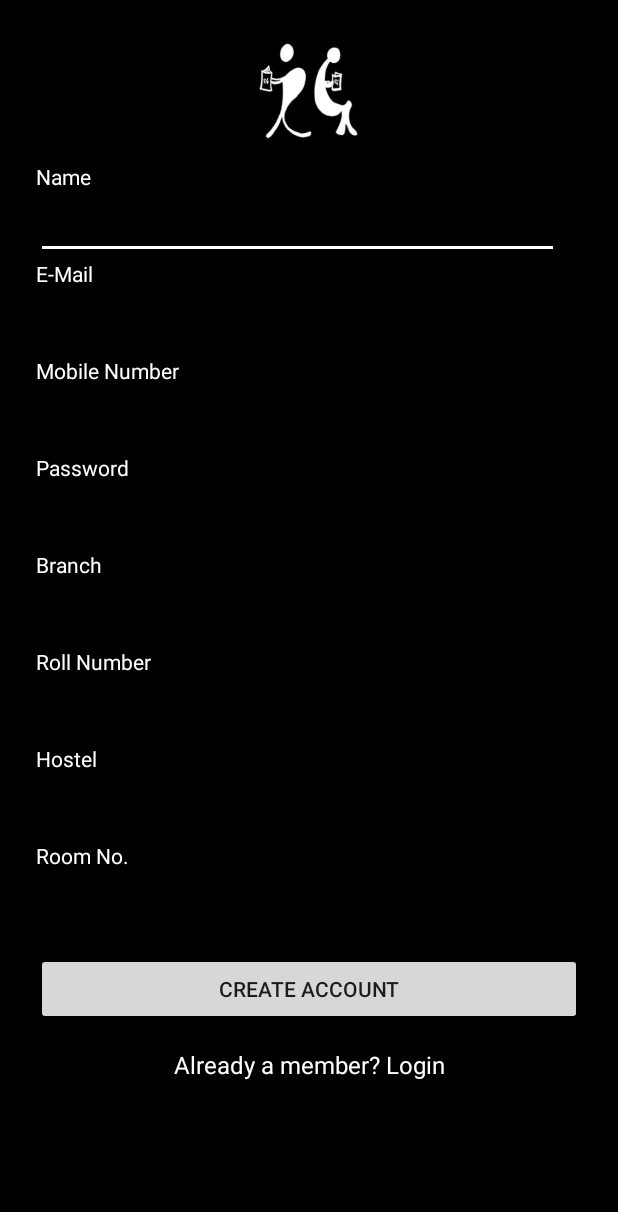
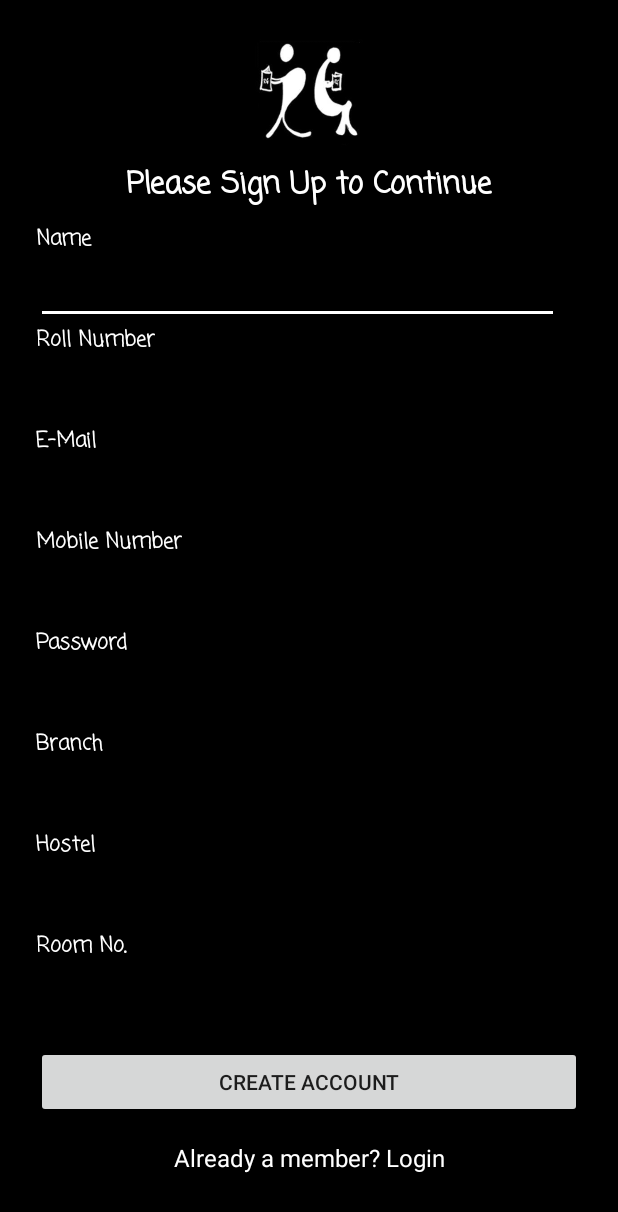
Before and after one commit to vrindasinghal/Reader-s-Guild-App, an Android app: the MainActivity screen opened directly, with no data from a screen before it, after a tap on "No account yet? Create one", on a phone screen of 412 x 824 dp. Shown: the top 1212 px of the screen. Run offline under Robolectric (Android 15) with nearby library versions, the phone set to English and light mode, and no system bars.

Commit message:
25 July'17

```diff
--- a/Reader'sGuild/app/src/main/java/com/readersguild/readersguild/DataHelpAddBook.java
+++ b/Reader'sGuild/app/src/main/java/com/readersguild/readersguild/DataHelpAddBook.java
@@ -31,13 +31,13 @@ public class DataHelpAddBook {
         this.db = mhelper.getWritableDatabase();
     }
 
-    public Integer insertNewBookInBookMaster(Integer bookId, String bookName, String contributorsName, Long contributorsMobileNo) {
+    public Integer insertNewBookInBookMaster(Integer bookId, String bookName, String contributorsName, Integer contributorsRollNo) {
         try {
             ContentValues conV = new ContentValues();
             conV.put("bookId", bookId);
             conV.put("book_name", bookName);
             conV.put("contributors_name", contributorsName);
-            conV.put("contributors_mobile_no", contributorsMobileNo);
+            conV.put("contributors_roll_no", contributorsRollNo);
             db.insert(MyOpenHelper.bookMaster, null, conV);
             return 1;
         } catch (Exception e) {
--- a/Reader'sGuild/app/src/main/java/com/readersguild/readersguild/MainActivity.java
+++ b/Reader'sGuild/app/src/main/java/com/readersguild/readersguild/MainActivity.java
@@ -13,9 +13,8 @@ public class MainActivity extends AppCompatActivity {
 
     private Button b1;
     private TextView signup_link;
-    Integer i = 1;
     DataHelpUserLogin dataHelpUserLogin;
-    private EditText editTextUserMobNo, editTextUserPassword;
+    private EditText editTextUserRollNo, editTextUserPassword;
 
     @Override
     protected void onCreate(Bundle savedInstanceState) {
@@ -23,41 +22,34 @@ public class MainActivity extends AppCompatActivity {
         setContentView(R.layout.activity_main);
         dataHelpUserLogin = new DataHelpUserLogin(this);
 
-        editTextUserMobNo = (EditText) findViewById(R.id.input_mobile_number);
+        editTextUserRollNo = (EditText) findViewById(R.id.input_roll_number);
         editTextUserPassword = (EditText) findViewById(R.id.input_password);
         b1 = (Button) findViewById(R.id.btn_login);
 
         b1.setOnClickListener(new View.OnClickListener() {
             @Override
             public void onClick(View view) {
-                if (editTextUserMobNo.getText().toString().equals("")) {
-                    Toast.makeText(MainActivity.this, "Please Enter Mobile Number", Toast.LENGTH_SHORT).show();
+                if (editTextUserRollNo.getText().toString().equals("")) {
+                    Toast.makeText(MainActivity.this, "Please Enter Roll Number", Toast.LENGTH_SHORT).show();
                 } else if (editTextUserPassword.getText().toString().equals("")) {
                     Toast.makeText(MainActivity.this, "Please Enter Password", Toast.LENGTH_SHORT).show();
                 } else {
-                    Integer convertMobNo = Integer.parseInt(editTextUserMobNo.getText().toString().trim());
-                    if (dataHelpUserLogin.isUserValid(convertMobNo, editTextUserPassword.getText().toString().trim())) {
-                        Intent intent = new Intent(MainActivity.this, TabActivity.class);
-                        startActivity(intent);
-
-
-
+                    Integer convertRollNo = Integer.parseInt(editTextUserRollNo.getText().toString().trim());
+                    if (dataHelpUserLogin.isUserValid(convertRollNo, editTextUserPassword.getText().toString().trim())) {
                         //CHANGES
-                        /*int isInserted = dataHelpUserLogin.insertRecordInLoginLogut("9999999999", i);
+                        int isInserted = dataHelpUserLogin.insertRecordInLoginLogut(convertRollNo, 1);
                         if (isInserted == 1) {
-
-
+                            Intent intent = new Intent(MainActivity.this, TabActivity.class);
+                            startActivity(intent);
                         } else {
                             Toast.makeText(MainActivity.this, "Sorry!! Something Wrong", Toast.LENGTH_SHORT).show();
-                        }*/
-
+                        }
                     } else {
                         Toast.makeText(MainActivity.this, "Sorry!! Invalid user", Toast.LENGTH_SHORT).show();
                     }
                 }
             }
         });
-
         signup_link = (TextView) findViewById(R.id.link_signup);
         signup_link.setOnClickListener(new View.OnClickListener() {
             @Override
--- a/Reader'sGuild/app/src/main/java/com/readersguild/readersguild/MyOpenHelper.java
+++ b/Reader'sGuild/app/src/main/java/com/readersguild/readersguild/MyOpenHelper.java
@@ -28,13 +28,13 @@ public class MyOpenHelper extends SQLiteOpenHelper {
                 + "(adminID INTEGER PRIMARY KEY,admin_password TEXT)");
 
         db.execSQL("CREATE TABLE IF NOT EXISTS " + userMaster
-                + "(user_mobileNo INTEGER PRIMARY KEY,user_name TEXT,user_email TEXT,user_password TEXT,user_branch TEXT, user_rollno INTEGER, user_hostel TEXT,user_roomNo TEXT)");
+                + "(user_rollno INTEGER PRIMARY KEY,user_name TEXT,user_email TEXT,user_password TEXT,user_branch TEXT, user_mobileNo INTEGER, user_hostel TEXT,user_roomNo TEXT)");
 
         db.execSQL("CREATE TABLE IF NOT EXISTS " + bookMaster
-                + "(bookId INTEGER PRIMARY KEY,book_name TEXT,contributors_name TEXT,contributors_mobile_no BIGINT)");
+                + "(bookId INTEGER PRIMARY KEY,book_name TEXT,contributors_name TEXT,contributors_roll_no INTEGER)");
 
         db.execSQL("CREATE TABLE IF NOT EXISTS " + loginLogout
-                + "(mobile_no INTEGER PRIMARY KEY,isLoggedIn INTEGER)");
+                + "(roll_no INTEGER PRIMARY KEY,isLoggedIn INTEGER)");
     }
 
     @Override
--- a/Reader'sGuild/app/src/main/java/com/readersguild/readersguild/SignUpActivity.java
+++ b/Reader'sGuild/app/src/main/java/com/readersguild/readersguild/SignUpActivity.java
@@ -9,8 +9,6 @@ import android.widget.EditText;
 import android.widget.TextView;
 import android.widget.Toast;
 
-import static java.lang.Long.parseLong;
-
 /**
  * Created by vrinda on 19-07-2017.
  */
@@ -21,8 +19,7 @@ public class SignUpActivity extends AppCompatActivity {
     private Button signup_button;
     private EditText editTextName, editTextEmail, editTextMobileNumber, editTextPassword, editTextBranch, editTextRollNo, editTextHostel, editTextRoom;
 
-    private int uMobNo;
-    private Long uRollNo;
+    private int uMobNo,uRollNo;
 
     DataHelpUserLogin dataHelp;
 
@@ -47,7 +44,7 @@ public class SignUpActivity extends AppCompatActivity {
             @Override
             public void onClick(View view) {
                 uMobNo = Integer.parseInt(editTextMobileNumber.getText().toString());
-                uRollNo = parseLong(editTextRollNo.getText().toString());
+                uRollNo = Integer.parseInt(editTextRollNo.getText().toString());
                 Integer isUserInserted = dataHelp.insertNewRecordInUserMaster(uMobNo, editTextName.getText().toString(),
                         editTextEmail.getText().toString(),
                         editTextPassword.getText().toString().trim(),
--- a/Reader'sGuild/app/src/main/res/layout/activity_add_book.xml
+++ b/Reader'sGuild/app/src/main/res/layout/activity_add_book.xml
@@ -84,13 +84,13 @@
         android:layout_height="wrap_content"
         android:layout_gravity="center_horizontal"
         android:fontFamily="casual"
-        android:text="Enter Book's Contributor's Mobile No."
+        android:text="Enter Book's Contributor's Roll No."
         android:textColor="#ffffff"
         android:textSize="18sp"
         android:textStyle="bold" />
 
     <EditText
-        android:id="@+id/editText_contributorsMobileNo"
+        android:id="@+id/editText_contributorsRollNo"
         android:layout_width="match_parent"
         android:layout_height="wrap_content"
         android:layout_gravity="center"
--- a/Reader'sGuild/app/src/main/res/layout/activity_custom_list_view.xml
+++ b/Reader'sGuild/app/src/main/res/layout/activity_custom_list_view.xml
@@ -2,8 +2,8 @@
 <RelativeLayout xmlns:android="http://schemas.android.com/apk/res/android"
     android:layout_width="match_parent"
     android:layout_height="80dp"
+    android:background="#000000"
     android:paddingBottom="20dp"
-    android:background="#000000"
     android:paddingTop="20dp">
 
     <TextView
@@ -12,6 +12,8 @@
         android:layout_height="wrap_content"
         android:layout_centerVertical="true"
         android:layout_marginLeft="10dp"
+        android:fontFamily="casual"
+        android:paddingLeft="10dp"
         android:text="Book Name"
         android:textColor="#FFF4FF"
         android:textSize="15sp"
@@ -24,6 +26,8 @@
         android:layout_alignParentRight="true"
         android:layout_centerVertical="true"
         android:layout_marginRight="5dp"
+        android:fontFamily="casual"
+        android:paddingRight="10dp"
         android:text="Book Id"
         android:textColor="#F70D1A"
         android:textSize="12sp"
--- a/Reader'sGuild/app/src/main/res/layout/activity_main.xml
+++ b/Reader'sGuild/app/src/main/res/layout/activity_main.xml
@@ -22,13 +22,13 @@
         android:layout_marginBottom="5dp"
         android:fontFamily="casual"
         android:gravity="center"
-        android:text="Mobile Number"
+        android:text="Roll Number"
         android:textColor="#ffffff"
         android:textSize="16dp"
         android:textStyle="bold" />
 
     <EditText
-        android:id="@+id/input_mobile_number"
+        android:id="@+id/input_roll_number"
         android:layout_width="match_parent"
         android:layout_height="wrap_content"
         android:layout_marginLeft="15dp"
--- a/Reader'sGuild/app/src/main/res/layout/activity_signup.xml
+++ b/Reader'sGuild/app/src/main/res/layout/activity_signup.xml
@@ -24,8 +24,21 @@
         <TextView
             android:layout_width="match_parent"
             android:layout_height="wrap_content"
+            android:fontFamily="casual"
+            android:gravity="center"
+            android:paddingBottom="10dp"
+            android:text="Please Sign Up to Continue"
+            android:textColor="#ffffff"
+            android:textSize="20sp"
+            android:textStyle="bold" />
+
+        <TextView
+            android:layout_width="match_parent"
+            android:layout_height="wrap_content"
+            android:fontFamily="casual"
             android:text="@string/textview_signup_name"
-            android:textColor="#ffffff" />
+            android:textColor="#ffffff"
+            android:textStyle="bold" />
 
         <EditText
             android:id="@+id/input_signup_name"
@@ -39,8 +52,26 @@
         <TextView
             android:layout_width="match_parent"
             android:layout_height="wrap_content"
+            android:fontFamily="casual"
+            android:text="@string/textview_signup_rollno"
+            android:textColor="#ffffff"
+            android:textStyle="bold" />
+
+        <EditText
+            android:id="@+id/input_signup_rollno"
+            android:layout_width="match_parent"
+            android:layout_height="wrap_content"
+            android:layout_marginRight="15dp"
+            android:inputType="number"
+            android:textColor="#ffffff" />
+
+        <TextView
+            android:layout_width="match_parent"
+            android:layout_height="wrap_content"
+            android:fontFamily="casual"
             android:text="@string/textview_signup_email"
-            android:textColor="#ffffff" />
+            android:textColor="#ffffff"
+            android:textStyle="bold" />
 
         <EditText
             android:id="@+id/input_signup_email"
@@ -53,8 +84,10 @@
         <TextView
             android:layout_width="match_parent"
             android:layout_height="wrap_content"
+            android:fontFamily="casual"
             android:text="@string/textview_signup_mobileno"
-            android:textColor="#ffffff" />
+            android:textColor="#ffffff"
+            android:textStyle="bold" />
 
         <EditText
             android:id="@+id/input_signup_mNumber"
@@ -67,8 +100,10 @@
         <TextView
             android:layout_width="match_parent"
             android:layout_height="wrap_content"
+            android:fontFamily="casual"
             android:text="@string/textview_signup_password"
-            android:textColor="#ffffff" />
+            android:textColor="#ffffff"
+            android:textStyle="bold" />
 
         <EditText
             android:id="@+id/input_signup_password"
@@ -81,8 +116,10 @@
         <TextView
             android:layout_width="match_parent"
             android:layout_height="wrap_content"
+            android:fontFamily="casual"
             android:text="@string/textview_signup_branch"
-            android:textColor="#ffffff" />
+            android:textColor="#ffffff"
+            android:textStyle="bold" />
 
         <EditText
             android:id="@+id/input_signup_branch"
@@ -95,22 +132,10 @@
         <TextView
             android:layout_width="match_parent"
             android:layout_height="wrap_content"
-            android:text="@string/textview_signup_rollno"
-            android:textColor="#ffffff" />
-
-        <EditText
-            android:id="@+id/input_signup_rollno"
-            android:layout_width="match_parent"
-            android:layout_height="wrap_content"
-            android:layout_marginRight="15dp"
-            android:inputType="number"
-            android:textColor="#ffffff" />
-
-        <TextView
-            android:layout_width="match_parent"
-            android:layout_height="wrap_content"
+            android:fontFamily="casual"
             android:text="@string/textview_signup_hostel"
-            android:textColor="#ffffff" />
+            android:textColor="#ffffff"
+            android:textStyle="bold" />
 
         <EditText
             android:id="@+id/input_signup_hostel"
@@ -123,8 +148,10 @@
         <TextView
             android:layout_width="match_parent"
             android:layout_height="wrap_content"
+            android:fontFamily="casual"
             android:text="@string/textview_signup_roomNo"
-            android:textColor="#ffffff" />
+            android:textColor="#ffffff"
+            android:textStyle="bold" />
 
         <EditText
             android:id="@+id/input_signup_room"
@@ -143,14 +170,15 @@
             android:padding="8dp"
             android:text="Create Account" />
 
-        <TextView android:id="@+id/link_login"
+        <TextView
+            android:id="@+id/link_login"
             android:layout_width="fill_parent"
             android:layout_height="wrap_content"
             android:layout_marginBottom="24dp"
+            android:gravity="center"
             android:text="Already a member? Login"
-            android:gravity="center"
             android:textColor="#ffffff"
-            android:textSize="16dip"/>
+            android:textSize="16dip" />
 
     </LinearLayout>
 
--- a/Reader'sGuild/app/src/main/res/layout/tab_3.xml
+++ b/Reader'sGuild/app/src/main/res/layout/tab_3.xml
@@ -2,6 +2,7 @@
 <RelativeLayout xmlns:android="http://schemas.android.com/apk/res/android"
     android:layout_width="match_parent"
     android:layout_height="match_parent"
+    android:background="#000000"
     android:orientation="vertical">
 
     <TextView
```
Also changed, not shown: Reader'sGuild/app/src/main/java/com/readersguild/readersguild/AddBookActivity.java (+5 -5 lines), Reader'sGuild/app/src/main/java/com/readersguild/readersguild/DataHelpUserLogin.java (+25 -10 lines), Reader'sGuild/app/src/main/java/com/readersguild/readersguild/SplashActivity.java (+16 -14 lines), Reader'sGuild/app/src/main/java/com/readersguild/readersguild/Tab1.java (+10 -24 lines).
